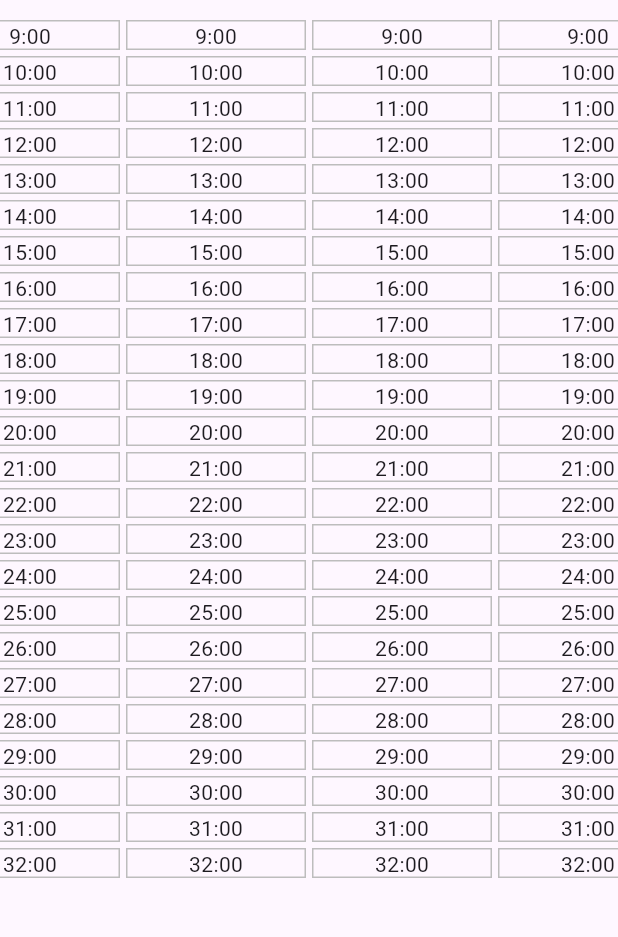
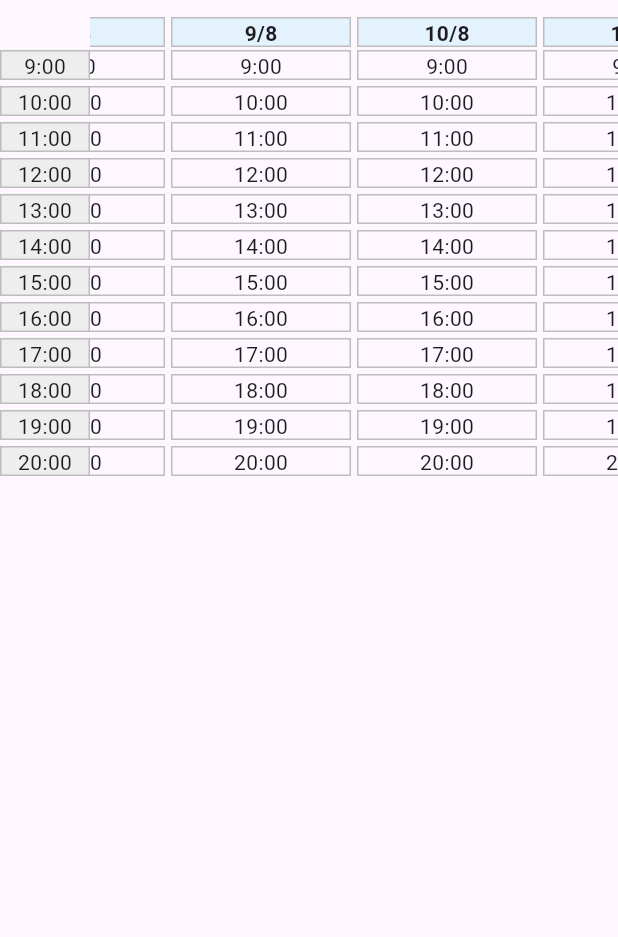
Before and after one commit to JorgeKloster/sistema_clinica, a Flutter app: the SchedulePage screen opened by its route, on a phone screen of 412 x 824 dp, the part 67-1004 px from its top. Run offline on Flutter 3.47's test engine with Material 3 defaults, Android fonts, the phone set to English and light mode, and no system bars.

Commit message:
Versão com agenda desenhada

```diff
--- a/lib/models/appointment.dart
+++ b/lib/models/appointment.dart
@@ -2,7 +2,9 @@ class Appointment {
   final String id;
   final String patientId;
   final String doctorId; // could be doctor, dentist, physiotherapist
-  final DateTime dateTime;
+  final DateTime date;
+  final DateTime startTime;
+  final DateTime endTime;
   final String type; // e.g. "consultation", "procedure"
   final String notes;
 
@@ -10,7 +12,9 @@ class Appointment {
     required this.id,
     required this.patientId,
     required this.doctorId,
-    required this.dateTime,
+    required this.date,
+    required this.startTime,
+    required this.endTime,
     required this.type,
     required this.notes,
   });
@@ -20,7 +24,9 @@ class Appointment {
       id: json['id'],
       patientId: json['patientId'],
       doctorId: json['doctorId'],
-      dateTime: DateTime.parse(json['dateTime']),
+      date: DateTime.parse(json['dateTime']),
+      startTime: DateTime.parse(json['dateTime']),
+      endTime: DateTime.parse(json['dateTime']),
       type: json['type'],
       notes: json['notes'],
     );
@@ -30,7 +36,9 @@ class Appointment {
     'id': id,
     'patientId': patientId,
     'doctorId': doctorId,
-    'dateTime': dateTime.toIso8601String(),
+    'date': date.toIso8601String(),
+    'startTime': startTime.toIso8601String(),
+    'endTime': endTime.toIso8601String(),
     'type': type,
     'notes': notes,
   };
--- a/lib/widgets/schedule_grid.dart
+++ b/lib/widgets/schedule_grid.dart
@@ -9,9 +9,10 @@ class ScheduleGrid extends StatefulWidget {
 }
 
 class _ScheduleGridState extends State<ScheduleGrid> {
+  final DateTime actualDateTime = DateTime.now();
   double columnWidth = 120;
-  int days = 20;
-  int hours = 24;
+  int days = 50;
+  int hours = 12;
 
   void _updateWidth(double delta) {
     setState(() {
@@ -22,9 +23,38 @@ class _ScheduleGridState extends State<ScheduleGrid> {
 
   @override
   Widget build(BuildContext context) {
+    DateTime scheduleStartTime = actualDateTime.subtract(
+      const Duration(days: 180),
+    );
+    DateTime scheduleEndTime = actualDateTime.add(const Duration(days: 180));
+
     return SizedBox(
       width: 1000,
       height: 1200,
+      child: Row(
+        children: [
+          // 🔹 Static left column with hours
+          Column(
+            spacing: 4,
+            children: [
+              const SizedBox(height: 18), // space for date header row
+              ...List.generate(hours, (hourOffset) {
+                return Container(
+                  width: 60,
+                  height: 20,
+                  alignment: Alignment.center,
+                  decoration: BoxDecoration(
+                    border: Border.all(color: Colors.grey.shade400),
+                    color: Colors.grey.shade200,
+                  ),
+                  child: Text("${9 + hourOffset}:00"),
+                );
+              }),
+            ],
+          ),
+
+          // 🔹 Scrollable right side with dates + grid
+          Expanded(
             child: GestureDetector(
               onScaleUpdate: (details) {
                 // pinch zoom on touch
@@ -46,6 +76,32 @@ class _ScheduleGridState extends State<ScheduleGrid> {
                   boundaryMargin: EdgeInsets.all(double.infinity),
                   child: OverflowBox(
                     maxWidth: double.infinity,
+                    child: Column(
+                      children: [
+                        Row(
+                          spacing: 4,
+                          children: List.generate(days, (dayOffset) {
+                            DateTime date = actualDateTime.add(
+                              Duration(days: dayOffset),
+                            );
+                            return Container(
+                              width: columnWidth,
+                              height: 20,
+                              alignment: Alignment.center,
+                              decoration: BoxDecoration(
+                                border: Border.all(color: Colors.grey.shade400),
+                                color: Colors.blue.shade50,
+                              ),
+                              child: Text(
+                                "${date.day}/${date.month}",
+                                style: const TextStyle(
+                                  fontWeight: FontWeight.bold,
+                                ),
+                              ),
+                            );
+                          }),
+                        ),
+                        Expanded(
                           child: Row(
                             children: List.generate(days, (day) {
                               return Column(
@@ -55,17 +111,27 @@ class _ScheduleGridState extends State<ScheduleGrid> {
                                     height: 20,
                                     margin: const EdgeInsets.all(2),
                                     decoration: BoxDecoration(
-                          border: Border.all(color: Colors.grey.shade400),
+                                      border: Border.all(
+                                        color: Colors.grey.shade400,
                                       ),
-                        child: Center(child: Text("${9 + hour}:00")),
+                                    ),
+                                    child: Center(
+                                      child: Text("${9 + hour}:00"),
+                                    ),
                                   );
                                 }),
                               );
                             }),
                           ),
                         ),
+                      ],
                     ),
                   ),
+                ),
+              ),
+            ),
+          ),
+        ],
       ),
     );
   }
```
Lines whose indentation alone changed are shown as unchanged.
